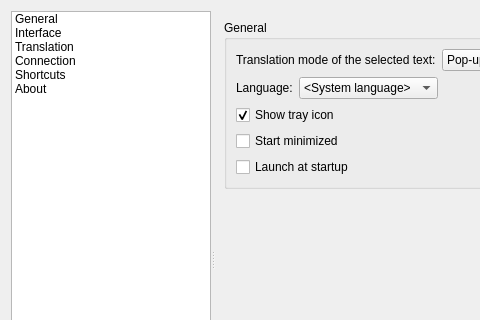
Qt form src/settingsdialog.ui (crow-translate/crow-translate) before a commit; both pictures show x 0 to 480 and y 0 to 320 of the 800 by 545 pixel window.
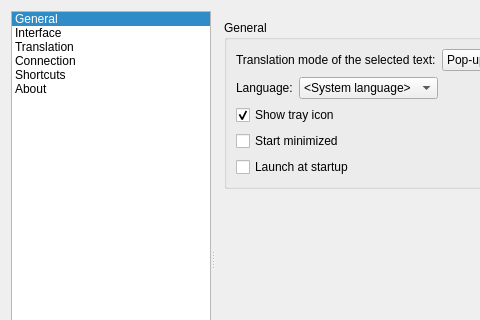
The same form after that commit. Icons and pictures are not drawn.

Commit message: Select first row in settings by default

```diff
--- a/src/settingsdialog.ui
+++ b/src/settingsdialog.ui
@@ -48,7 +48,7 @@
        <enum>QListView::Adjust</enum>
       </property>
       <property name="currentRow">
-       <number>-1</number>
+       <number>0</number>
       </property>
       <item>
        <property name="text">
```
